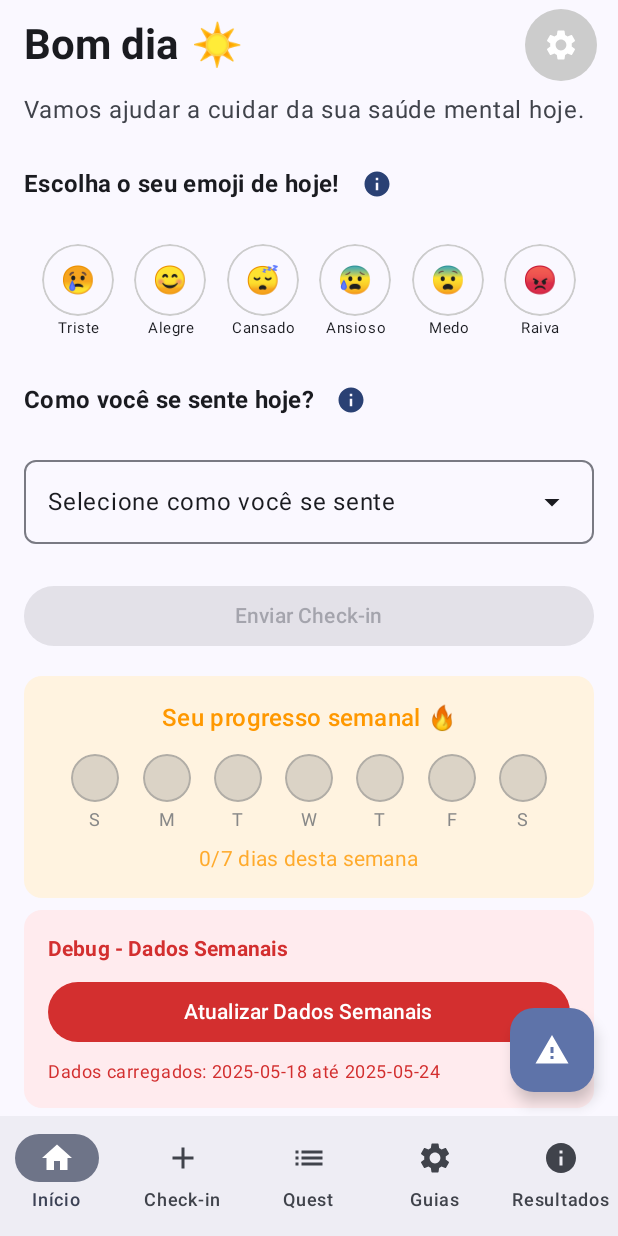
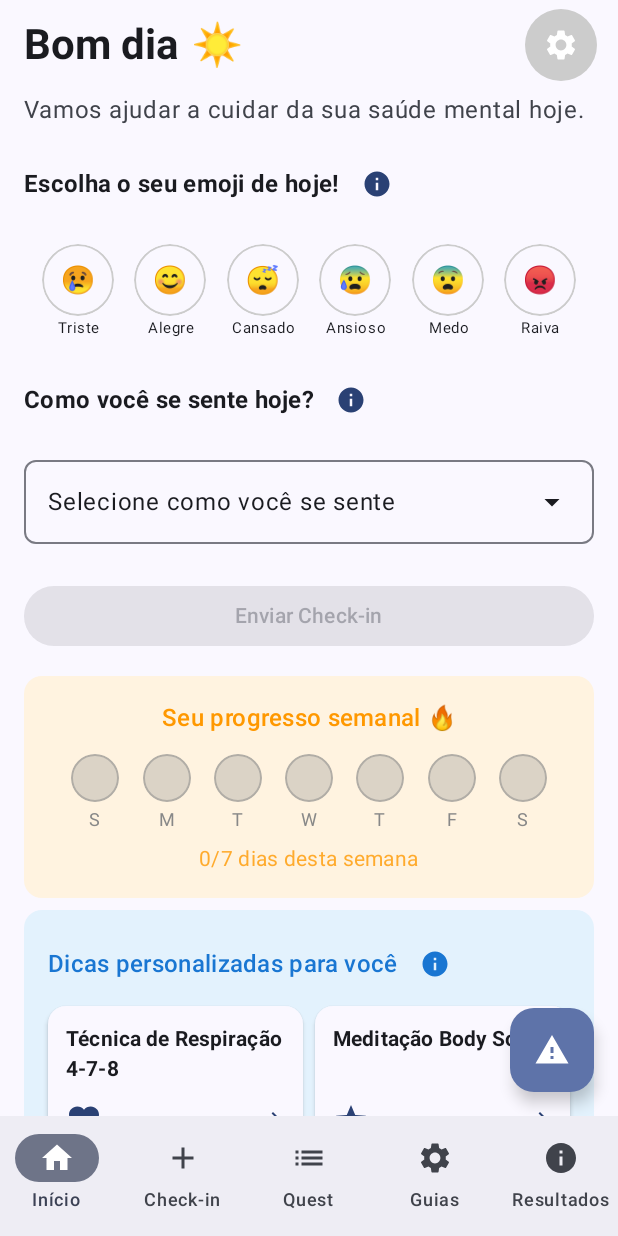
Before and after one commit to grd1as/mindwell, an Android app built with Jetpack Compose: the HomeScreen screen opened through its navigation route, on a phone screen of 412 x 824 dp. Run offline under Robolectric (Android 15) with nearby library versions, the phone set to English and light mode, and no system bars; our stand-ins replace Dagger/Hilt's generated code; network calls fail.

Commit message:
remove debug prints

```diff
--- a/app/src/main/java/com/example/mindwell/app/presentation/screens/home/HomeScreen.kt
+++ b/app/src/main/java/com/example/mindwell/app/presentation/screens/home/HomeScreen.kt
@@ -455,52 +455,6 @@ fun HomeScreen(
                     weeklyData = state.weeklyCheckins,
                     modifier = Modifier.fillMaxWidth()
                 )
-
-                // DEBUG: Botão para testar dados semanais (remover em produção)
-                val showDebugPanel = true // Temporário para testes - remover em produção
-                if (showDebugPanel) {
-                    Card(
-                        modifier = Modifier.fillMaxWidth(),
-                        colors = CardDefaults.cardColors(
-                            containerColor = Color(0xFFFFEBEE)
-                        )
-                    ) {
-                        Column(
-                            modifier = Modifier.padding(16.dp)
-                        ) {
-                            Text(
-                                text = "Debug - Dados Semanais",
-                                style = MaterialTheme.typography.titleSmall,
-                                fontWeight = FontWeight.Bold,
-                                color = Color(0xFFD32F2F)
-                            )
-
-                            Spacer(modifier = Modifier.height(8.dp))
-
-                            Button(
-                                onClick = { vm.refreshWeeklyData() },
-                                modifier = Modifier.fillMaxWidth(),
-                                colors = ButtonDefaults.buttonColors(
-                                    containerColor = Color(0xFFD32F2F)
-                                )
-                            ) {
-                                Text("Atualizar Dados Semanais", color = Color.White)
-                            }
-
-                            Spacer(modifier = Modifier.height(8.dp))
-
-                            Text(
-                                text = if (state.weeklyCheckins != null) {
-                                    "Dados carregados: ${state.weeklyCheckins?.startDate} até ${state.weeklyCheckins?.endDate}"
-                                } else {
-                                    "Nenhum dado carregado"
-                                },
-                                style = MaterialTheme.typography.bodySmall,
-                                color = Color(0xFFD32F2F)
-                            )
-                        }
-                    }
-                }
 
                 // Dicas personalizadas
                 Card(
--- a/app/src/main/java/com/example/mindwell/app/presentation/screens/home/HomeViewModel.kt
+++ b/app/src/main/java/com/example/mindwell/app/presentation/screens/home/HomeViewModel.kt
@@ -381,14 +381,6 @@ class HomeViewModel @Inject constructor(
     }
 
     /**
-     * Força uma atualização dos dados semanais (para debug)
-     */
-    fun refreshWeeklyData() {
-        Log.d(TAG, "🔄 Forçando atualização dos dados semanais...")
-        loadWeeklyCheckinData()
-    }
-
-    /**
      * Obtém a lista de sentimentos carregados
      */
     fun getFeelingsList(): List<Feeling> {
```
